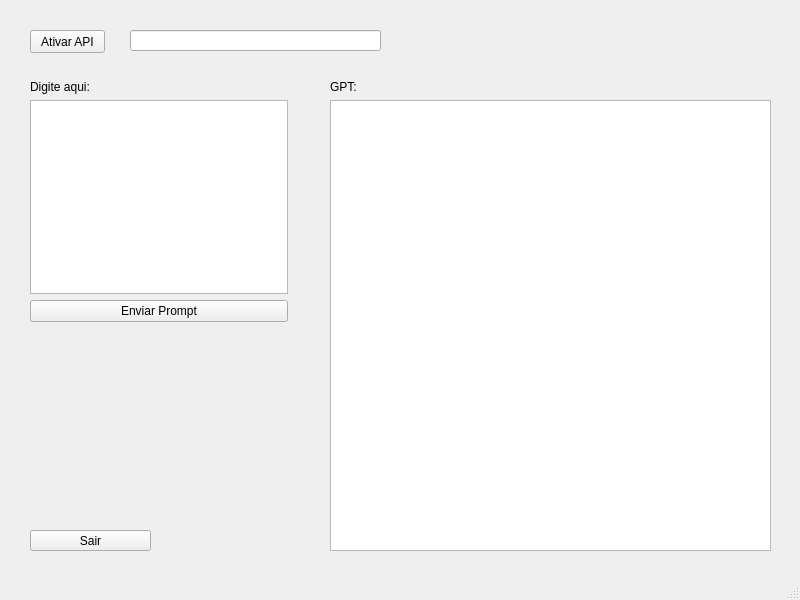
This is gpt_qt/gpt_qt.ui in vini-muchulski/My_Projects as Qt 5 draws it before an edit. The edited form follows.
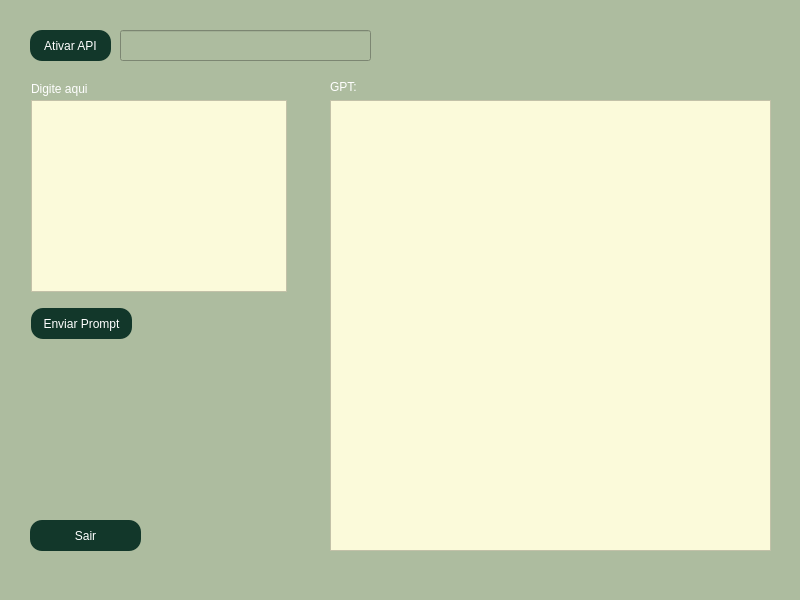
This is the edited form.

```diff
--- a/gpt_qt/gpt_qt.ui
+++ b/gpt_qt/gpt_qt.ui
@@ -13,16 +13,24 @@
   <property name="windowTitle">
    <string>MainWindow</string>
   </property>
+  <property name="styleSheet">
+   <string notr="true">background-color: rgb(173, 188, 159);</string>
+  </property>
   <widget class="QWidget" name="centralwidget">
    <widget class="QPushButton" name="btn_api_gpt">
     <property name="geometry">
      <rect>
       <x>30</x>
       <y>30</y>
-      <width>75</width>
-      <height>23</height>
+      <width>81</width>
+      <height>31</height>
      </rect>
     </property>
+    <property name="styleSheet">
+     <string notr="true">color: rgb(255, 255, 255);
+background-color: rgb(18, 55, 42);
+border-radius: 12px; /* Borda arredondada */</string>
+    </property>
     <property name="text">
      <string>Ativar API</string>
     </property>
@@ -30,10 +38,10 @@
    <widget class="QLineEdit" name="api_gpt">
     <property name="geometry">
      <rect>
-      <x>130</x>
+      <x>120</x>
       <y>30</y>
       <width>251</width>
-      <height>21</height>
+      <height>31</height>
      </rect>
     </property>
    </widget>
@@ -41,45 +49,21 @@
     <property name="geometry">
      <rect>
       <x>30</x>
-      <y>530</y>
-      <width>121</width>
-      <height>21</height>
+      <y>520</y>
+      <width>111</width>
+      <height>31</height>
      </rect>
     </property>
+    <property name="styleSheet">
+     <string notr="true">color: rgb(255, 255, 255);
+background-color: rgb(18, 55, 42);
+border-radius: 12px; /* Borda arredondada */</string>
+    </property>
     <property name="text">
      <string>Sair</string>
     </property>
    </widget>
-   <widget class="QWidget" name="">
-    <property name="geometry">
-     <rect>
-      <x>30</x>
-      <y>80</y>
-      <width>258</width>
-      <height>242</height>
-     </rect>
-    </property>
-    <layout class="QVBoxLayout" name="verticalLayout">
-     <item>
-      <widget class="QLabel" name="label">
-       <property name="text">
-        <string>Digite aqui: </string>
-       </property>
-      </widget>
-     </item>
-     <item>
-      <widget class="QTextEdit" name="texto_prompt"/>
-     </item>
-     <item>
-      <widget class="QPushButton" name="btn_enviar_prompt">
-       <property name="text">
-        <string>Enviar Prompt</string>
-       </property>
-      </widget>
-     </item>
-    </layout>
-   </widget>
-   <widget class="QWidget" name="">
+   <widget class="QWidget" name="layoutWidget">
     <property name="geometry">
      <rect>
       <x>330</x>
@@ -92,15 +76,65 @@
      <item>
       <widget class="QLabel" name="label_2">
        <property name="text">
-        <string>GPT:</string>
+        <string>&lt;html&gt;&lt;head/&gt;&lt;body&gt;&lt;p&gt;&lt;span style=&quot; color:#ffffff;&quot;&gt;GPT:&lt;/span&gt;&lt;/p&gt;&lt;/body&gt;&lt;/html&gt;</string>
        </property>
       </widget>
      </item>
      <item>
-      <widget class="QTextBrowser" name="gpt_texto"/>
+      <widget class="QTextBrowser" name="gpt_texto">
+       <property name="styleSheet">
+        <string notr="true">background-color:rgb(251, 250, 218);
+</string>
+       </property>
+      </widget>
      </item>
     </layout>
    </widget>
+   <widget class="QTextEdit" name="texto_prompt">
+    <property name="geometry">
+     <rect>
+      <x>31</x>
+      <y>100</y>
+      <width>256</width>
+      <height>192</height>
+     </rect>
+    </property>
+    <property name="styleSheet">
+     <string notr="true">background-color:rgb(251, 250, 218);
+</string>
+    </property>
+   </widget>
+   <widget class="QLabel" name="label">
+    <property name="geometry">
+     <rect>
+      <x>31</x>
+      <y>81</y>
+      <width>57</width>
+      <height>16</height>
+     </rect>
+    </property>
+    <property name="text">
+     <string>&lt;html&gt;&lt;head/&gt;&lt;body&gt;&lt;p&gt;&lt;span style=&quot; color:#ffffff;&quot;&gt;Digite aqui: &lt;/span&gt;&lt;/p&gt;&lt;/body&gt;&lt;/html&gt;</string>
+    </property>
+   </widget>
+   <widget class="QPushButton" name="btn_enviar_prompt">
+    <property name="geometry">
+     <rect>
+      <x>31</x>
+      <y>308</y>
+      <width>101</width>
+      <height>31</height>
+     </rect>
+    </property>
+    <property name="styleSheet">
+     <string notr="true">color: rgb(255, 255, 255);
+background-color: rgb(18, 55, 42);
+border-radius: 12px; /* Borda arredondada */</string>
+    </property>
+    <property name="text">
+     <string>Enviar Prompt</string>
+    </property>
+   </widget>
   </widget>
   <widget class="QMenuBar" name="menubar">
    <property name="geometry">
```
